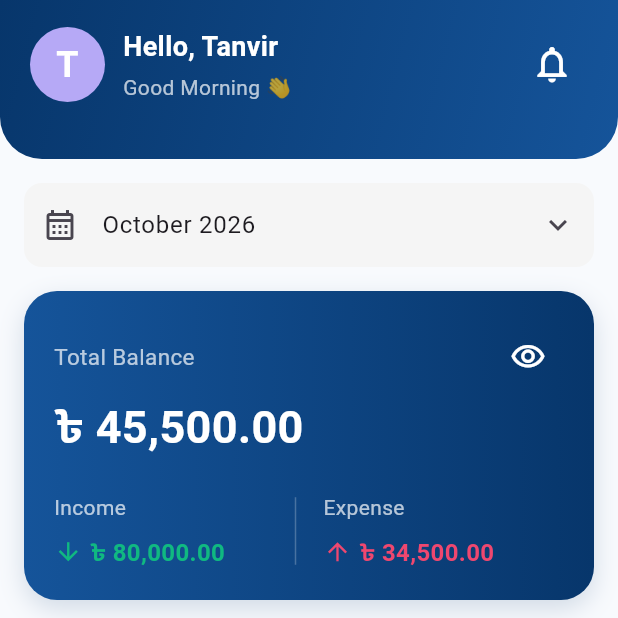
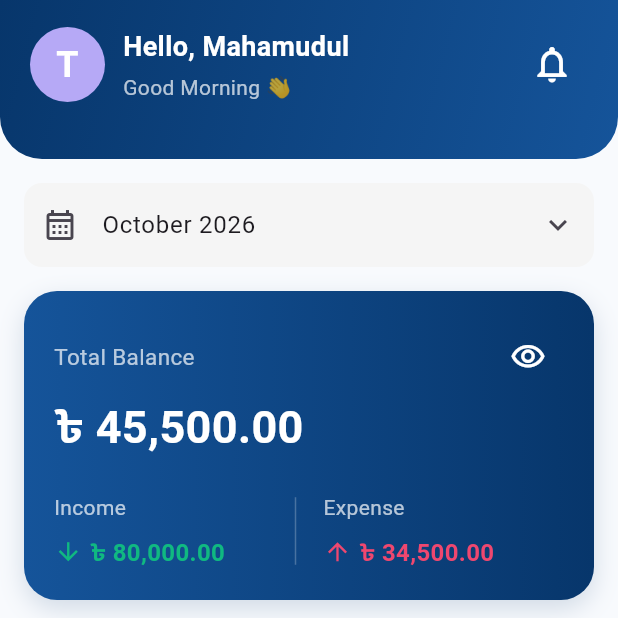
Before and after one commit to mahamudulhasan12/Financial-Tracker, a Flutter app: the HomeScreen screen opened directly, on a phone screen of 412 x 824 dp, the top half of it. Run offline on Flutter 3.47's test engine with Material 3 defaults, Android fonts, the phone set to English and light mode, and no system bars; our stand-ins replace get.

Commit message:
multiply screen

```diff
--- a/lib/view/homeScren/home_screen.dart
+++ b/lib/view/homeScren/home_screen.dart
@@ -166,7 +166,7 @@ class _HomeScreenState extends State<HomeScreen> {
               crossAxisAlignment: CrossAxisAlignment.start,
               children: [
                 AppText(
-                  text: 'Hello, Tanvir',
+                  text: 'Hello, Mahamudul',
                   fontSize: 18,
                   colors: Colors.white,
                   fontWeight: FontWeight.bold,
```
